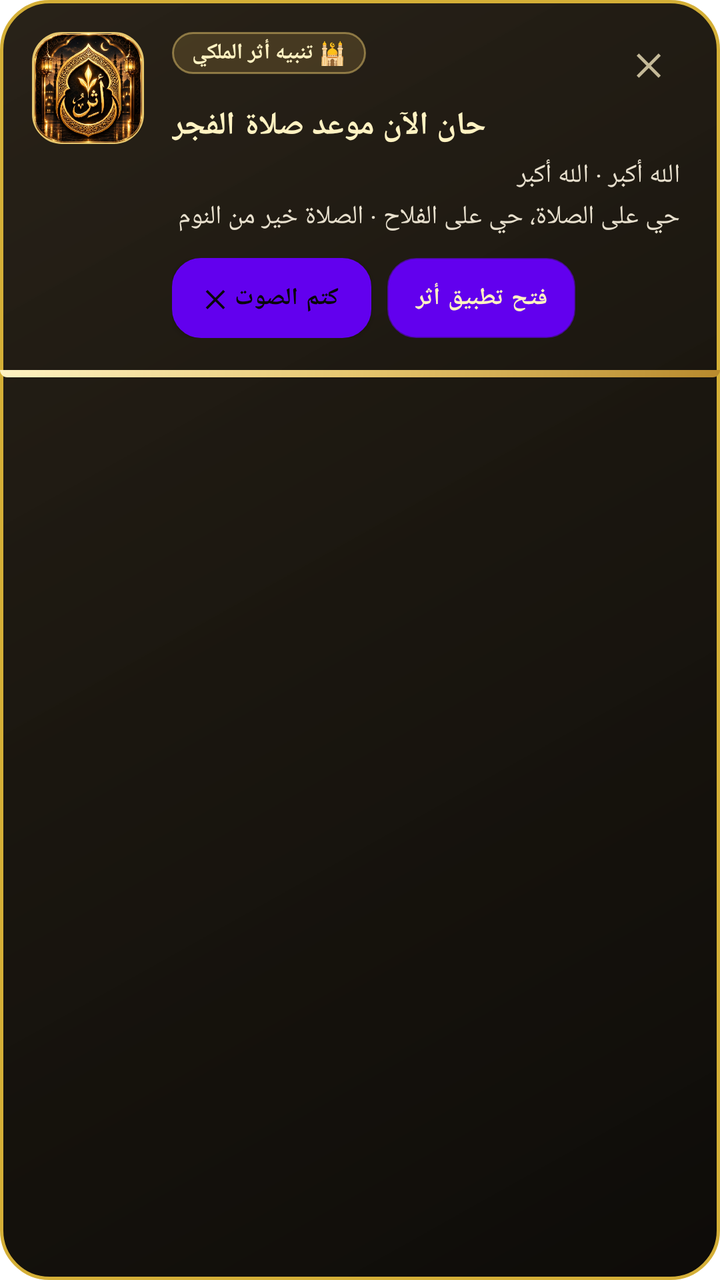
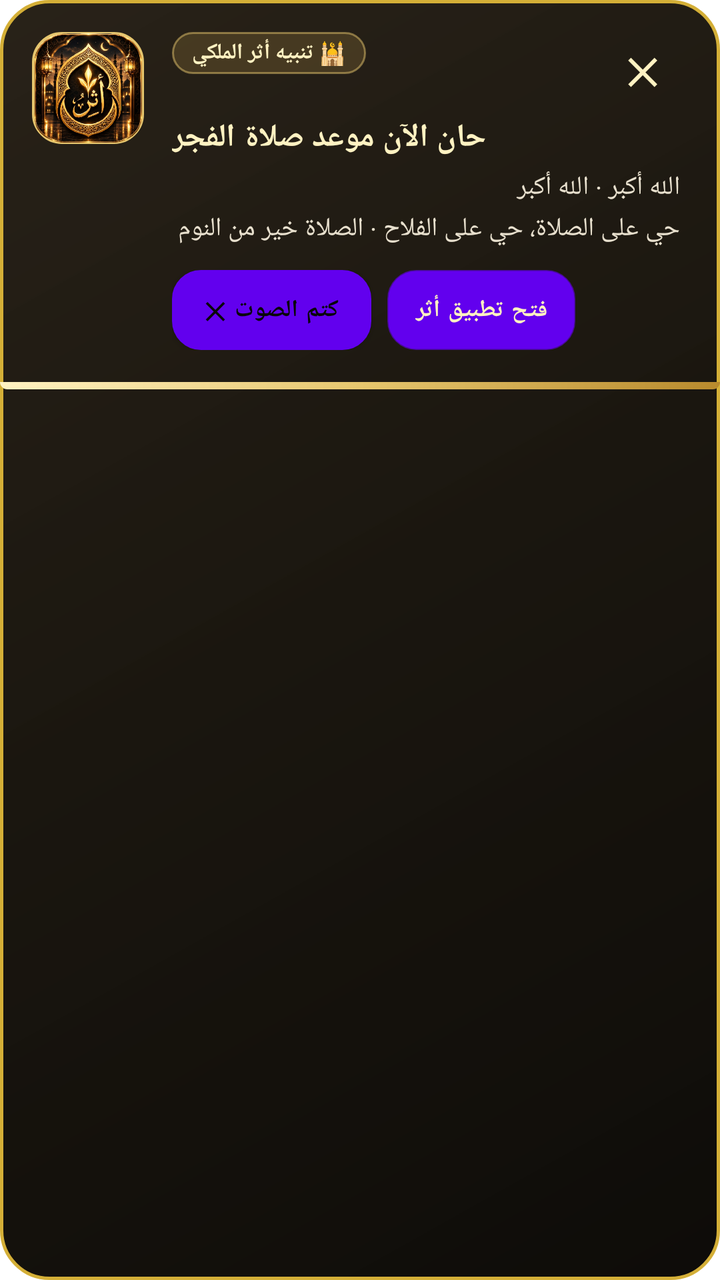

An Android layout rendered at two revisions. The XML below is the earlier revision; the diff shows what the commit changed to produce the second picture.
<!-- AndroidManifest.xml: fallback theme Theme.MaterialComponents.DayNight.NoActionBar -->
<!-- res/layout/view_system_overlay_notification.xml -->
<?xml version="1.0" encoding="utf-8"?>
<LinearLayout xmlns:android="http://schemas.android.com/apk/res/android"
    android:id="@+id/cardSystemOverlay"
    android:layout_width="match_parent"
    android:layout_height="wrap_content"
    android:layout_margin="14dp"
    android:background="@drawable/royal_overlay_card_bg"
    android:orientation="vertical"
    android:elevation="16dp">

    <LinearLayout
        android:layout_width="match_parent"
        android:layout_height="wrap_content"
        android:orientation="horizontal"
        android:padding="16dp"
        android:gravity="top">

        
        <FrameLayout
            android:layout_width="56dp"
            android:layout_height="56dp"
            android:background="@drawable/royal_logo_frame_bg"
            android:padding="0dp"
            android:layout_gravity="top">

            <ImageView
                android:id="@+id/ivOverlayLogo"
                android:layout_width="match_parent"
                android:layout_height="match_parent"
                android:padding="0dp"
                android:contentDescription="شعار أثر"
                android:scaleType="fitCenter"
                android:src="@drawable/icon_logo" />
        </FrameLayout>

        
        <LinearLayout
            android:layout_width="0dp"
            android:layout_height="wrap_content"
            android:layout_weight="1"
            android:layout_marginStart="14dp"
            android:layout_marginEnd="4dp"
            android:orientation="vertical">

            
            <RelativeLayout
                android:layout_width="match_parent"
                android:layout_height="wrap_content">

                <TextView
                    android:id="@+id/tvOverlayBadge"
                    android:layout_width="wrap_content"
                    android:layout_height="wrap_content"
                    android:layout_alignParentStart="true"
                    android:background="@drawable/royal_badge_bg"
                    android:paddingHorizontal="10dp"
                    android:paddingVertical="3dp"
                    android:text="🕌 تنبيه أثر الملكي"
                    android:textColor="#FFF2C2"
                    android:textSize="11sp"
                    android:textStyle="bold" />

                <TextView
                    android:id="@+id/btnOverlayClose"
                    android:layout_width="32dp"
                    android:layout_height="32dp"
                    android:layout_alignParentEnd="true"
                    android:gravity="center"
                    android:text="✕"
                    android:textColor="#C4B998"
                    android:textSize="15sp"
                    android:textStyle="bold" />
            </RelativeLayout>

            
            <TextView
                android:id="@+id/tvOverlayTitle"
                android:layout_width="wrap_content"
                android:layout_height="wrap_content"
                android:layout_marginTop="4dp"
                android:text="حان الآن موعد صلاة الفجر"
                android:textColor="#FFF2C2"
                android:textSize="16sp"
                android:textStyle="bold" />

            
            <TextView
                android:id="@+id/tvOverlayBody"
                android:layout_width="match_parent"
                android:layout_height="wrap_content"
                android:layout_marginTop="5dp"
                android:lineSpacingExtra="3dp"
                android:text="الله أكبر · الله أكبر\nحي على الصلاة، حي على الفلاح · الصلاة خير من النوم"
                android:textColor="#E8E0CE"
                android:textSize="13sp" />

            
            <LinearLayout
                android:layout_width="match_parent"
                android:layout_height="wrap_content"
                android:layout_marginTop="12dp"
                android:gravity="center_vertical"
                android:orientation="horizontal">

                
                <Button
                    android:id="@+id/btnOverlayMute"
                    android:layout_width="wrap_content"
                    android:layout_height="40dp"
                    android:background="@drawable/royal_gold_btn_bg"
                    android:elevation="4dp"
                    android:paddingHorizontal="16dp"
                    android:text="كتم الصوت ✕"
                    android:textColor="#080705"
                    android:textSize="12sp"
                    android:textStyle="bold" />

                
                <Button
                    android:id="@+id/btnOverlayOpen"
                    android:layout_width="wrap_content"
                    android:layout_height="40dp"
                    android:layout_marginStart="8dp"
                    android:background="@drawable/royal_dark_btn_bg"
                    android:paddingHorizontal="14dp"
                    android:text="فتح تطبيق أثر"
                    android:textColor="#FFF2C2"
                    android:textSize="12sp"
                    android:textStyle="bold" />
            </LinearLayout>

        </LinearLayout>
    </LinearLayout>

    
    <View
        android:id="@+id/viewOverlayProgress"
        android:layout_width="match_parent"
        android:layout_height="3.5dp"
        android:background="@drawable/royal_gold_progress_bg" />

</LinearLayout>
<!-- resources referenced by this layout -->
<resources>
  <!-- drawable icon_logo: png bitmap (drawable, 459085 bytes) -->
  <!-- drawable royal_badge_bg (drawable) -->
  <?xml version="1.0" encoding="utf-8"?>
  <shape xmlns:android="http://schemas.android.com/apk/res/android"
      android:shape="rectangle">
      <solid android:color="#33C8A24A" />
      <corners android:radius="10dp" />
      <stroke
          android:width="1dp"
          android:color="#80E6C66E" />
  </shape>
  <!-- drawable royal_dark_btn_bg (drawable) -->
  <?xml version="1.0" encoding="utf-8"?>
  <ripple xmlns:android="http://schemas.android.com/apk/res/android"
      android:color="#30E6C66E">
      <item>
          <shape android:shape="rectangle">
              <solid android:color="#241C10" />
              <corners android:radius="14dp" />
              <stroke
                  android:width="1dp"
                  android:color="#99E6C66E" />
          </shape>
      </item>
  </ripple>
  <!-- drawable royal_gold_btn_bg (drawable) -->
  <?xml version="1.0" encoding="utf-8"?>
  <ripple xmlns:android="http://schemas.android.com/apk/res/android"
      android:color="#40FFFFFF">
      <item>
          <shape android:shape="rectangle">
              <gradient
                  android:angle="0"
                  android:startColor="#FFF2C2"
                  android:centerColor="#E6C66E"
                  android:endColor="#B88A2D"
                  android:type="linear" />
              <corners android:radius="14dp" />
              <stroke
                  android:width="1dp"
                  android:color="#FFF9E2" />
          </shape>
      </item>
  </ripple>
  <!-- drawable royal_gold_progress_bg (drawable) -->
  <?xml version="1.0" encoding="utf-8"?>
  <shape xmlns:android="http://schemas.android.com/apk/res/android"
      android:shape="rectangle">
      <gradient
          android:angle="0"
          android:startColor="#FFF2C2"
          android:centerColor="#E6C66E"
          android:endColor="#B88A2D"
          android:type="linear" />
      <corners
          android:bottomLeftRadius="24dp"
          android:bottomRightRadius="24dp" />
  </shape>
  <!-- drawable royal_logo_frame_bg (drawable) -->
  <?xml version="1.0" encoding="utf-8"?>
  <shape xmlns:android="http://schemas.android.com/apk/res/android"
      android:shape="rectangle">
      <gradient
          android:angle="315"
          android:startColor="#3E2E10"
          android:centerColor="#1F180B"
          android:endColor="#0D0B07"
          android:type="linear" />
      <corners android:radius="14dp" />
      <stroke
          android:width="2dp"
          android:color="#E6C66E" />
  </shape>
  <!-- drawable royal_overlay_card_bg (drawable) -->
  <?xml version="1.0" encoding="utf-8"?>
  <shape xmlns:android="http://schemas.android.com/apk/res/android"
      android:shape="rectangle">
      <gradient
          android:angle="315"
          android:startColor="#F41F180E"
          android:centerColor="#F8130F08"
          android:endColor="#FA090704"
          android:type="linear" />
      <corners android:radius="24dp" />
      <stroke
          android:width="1.8dp"
          android:color="#D4AF37" />
  </shape>
</resources>

<!-- the commit's change to res/layout/view_system_overlay_notification.xml (unified diff, before → after) -->
@@ -62,15 +62,19 @@
 
                 <TextView
                     android:id="@+id/btnOverlayClose"
-                    android:layout_width="32dp"
-                    android:layout_height="32dp"
+                    android:layout_width="38dp"
+                    android:layout_height="38dp"
                     android:layout_alignParentEnd="true"
                     android:gravity="center"
                     android:text="✕"
-                    android:textColor="#C4B998"
-                    android:textSize="15sp"
-                    android:textStyle="bold" />
+                    android:textColor="#FFF2C2"
+                    android:textSize="18sp"
+                    android:textStyle="bold"
+                    android:background="?android:attr/selectableItemBackgroundBorderless"
+                    android:clickable="true"
+                    android:focusable="true" />
             </RelativeLayout>
+
 
             
             <TextView
